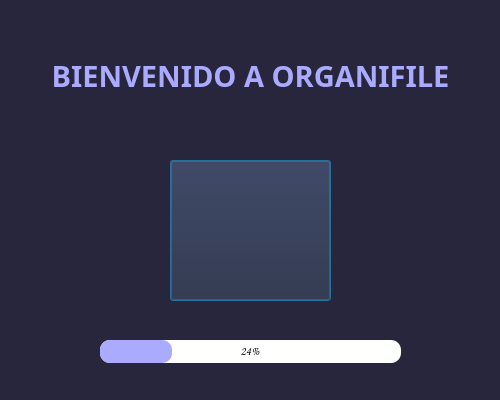
Above: src/static/ui/carga.ui from stel0/TP-PYTHON before the change. Below: the same form after it.
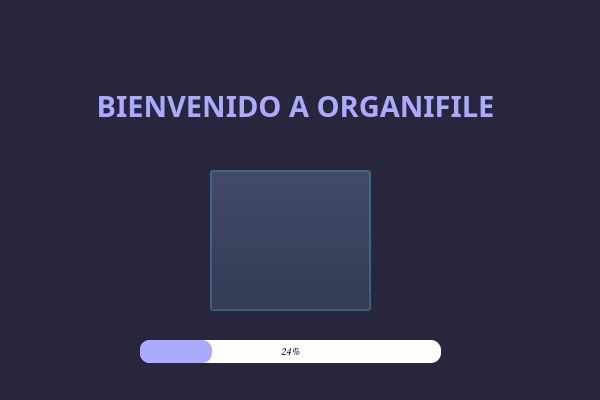
That is the form after the change. Icons and pictures are not drawn.

Commit message: carga ajustada

What changed in the file:
```diff
--- a/src/static/ui/carga.ui
+++ b/src/static/ui/carga.ui
@@ -6,13 +6,13 @@
    <rect>
     <x>0</x>
     <y>0</y>
-    <width>500</width>
+    <width>600</width>
     <height>400</height>
    </rect>
   </property>
   <property name="minimumSize">
    <size>
-    <width>500</width>
+    <width>600</width>
     <height>400</height>
    </size>
   </property>
@@ -25,7 +25,7 @@
   <widget class="QProgressBar" name="progressBar">
    <property name="geometry">
     <rect>
-     <x>100</x>
+     <x>140</x>
      <y>340</y>
      <width>301</width>
      <height>23</height>
@@ -58,8 +58,8 @@
    <property name="geometry">
     <rect>
      <x>30</x>
-     <y>30</y>
-     <width>441</width>
+     <y>60</y>
+     <width>531</width>
      <height>91</height>
     </rect>
    </property>
@@ -88,8 +88,8 @@
   <widget class="QPushButton" name="pushButton">
    <property name="geometry">
     <rect>
-     <x>170</x>
-     <y>160</y>
+     <x>210</x>
+     <y>170</y>
      <width>161</width>
      <height>141</height>
     </rect>
```
The commit also changes 7 other files.
